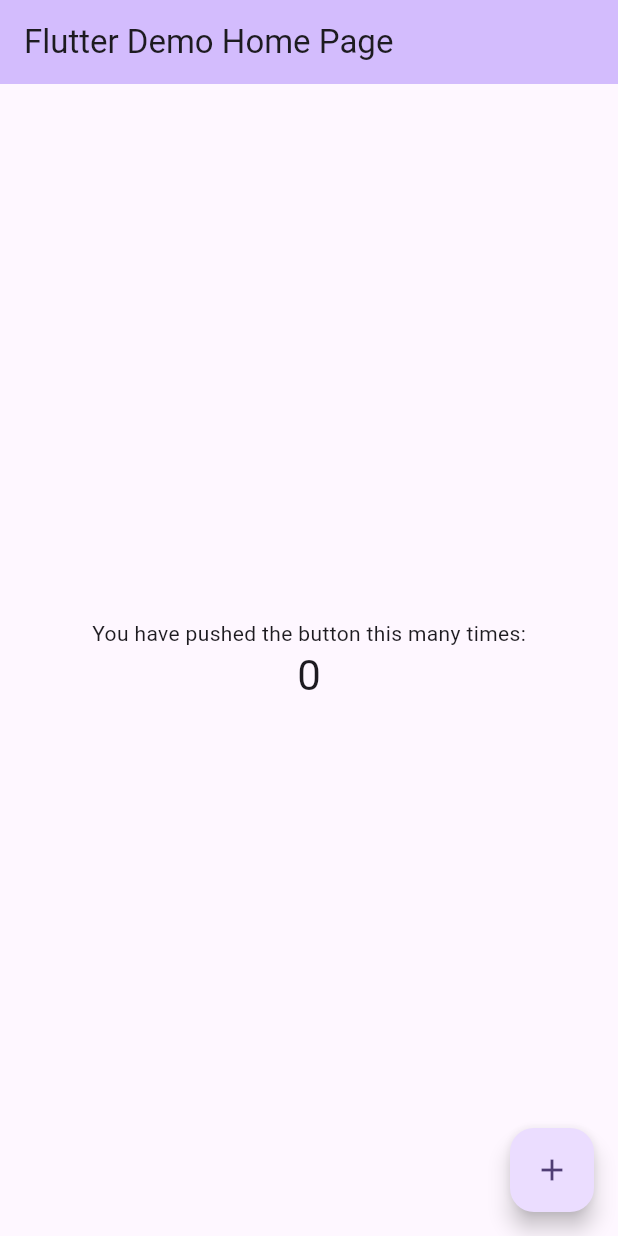
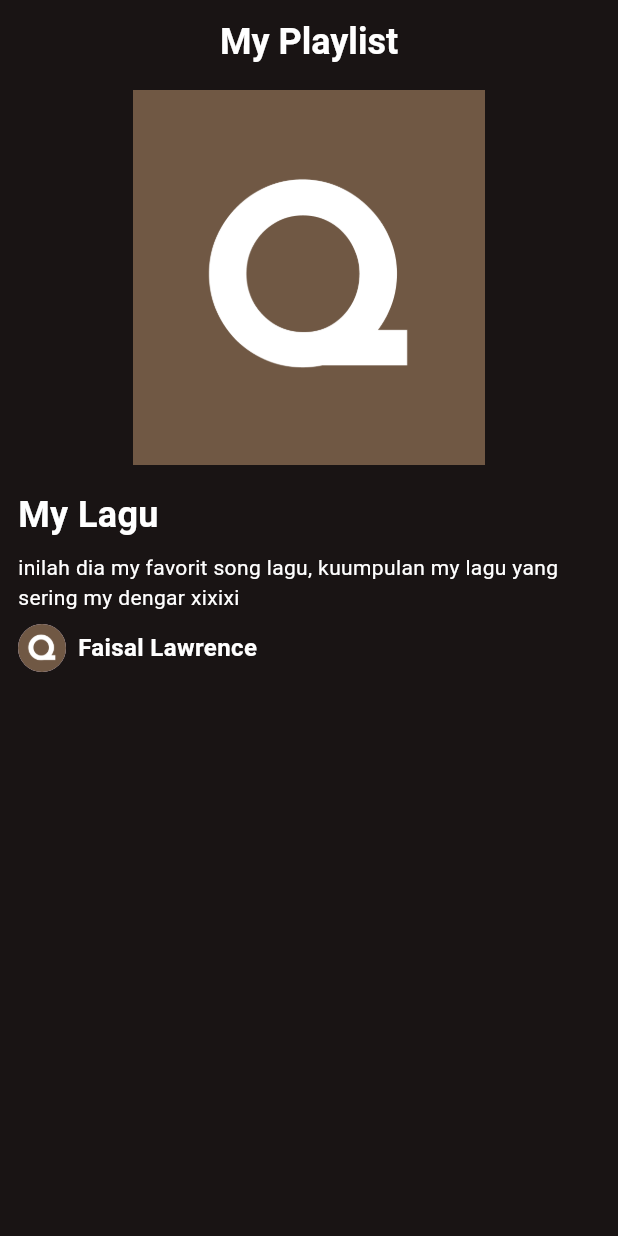
Before and after one commit to qyupaww/spotify-clone-app, a Flutter app: the screen it shows after launch, on a phone screen of 412 x 824 dp. Run offline on Flutter 3.47's test engine with Material 3 defaults, Android fonts, the phone set to English and light mode, and no system bars.

Commit message:
feat: UI Header

```diff
--- a/lib/main.dart
+++ b/lib/main.dart
@@ -1,122 +1,99 @@
 import 'package:flutter/material.dart';
 
 void main() {
-  runApp(const MyApp());
+  runApp(const SpotifyCloneApp());
 }
 
-class MyApp extends StatelessWidget {
-  const MyApp({super.key});
+class SpotifyCloneApp extends StatelessWidget {
+  const SpotifyCloneApp({super.key});
 
-  // This widget is the root of your application.
   @override
   Widget build(BuildContext context) {
     return MaterialApp(
-      title: 'Flutter Demo',
-      theme: ThemeData(
-        // This is the theme of your application.
-        //
-        // TRY THIS: Try running your application with "flutter run". You'll see
-        // the application has a purple toolbar. Then, without quitting the app,
-        // try changing the seedColor in the colorScheme below to Colors.green
-        // and then invoke "hot reload" (save your changes or press the "hot
-        // reload" button in a Flutter-supported IDE, or press "r" if you used
-        // the command line to start the app).
-        //
-        // Notice that the counter didn't reset back to zero; the application
-        // state is not lost during the reload. To reset the state, use hot
-        // restart instead.
-        //
-        // This works for code too, not just values: Most code changes can be
-        // tested with just a hot reload.
-        colorScheme: ColorScheme.fromSeed(seedColor: Colors.deepPurple),
-      ),
-      home: const MyHomePage(title: 'Flutter Demo Home Page'),
+      title: "Spotify Clone App",
+      theme: ThemeData(primarySwatch: Colors.green),
+      home: const SongPlaylistScreen(),
     );
   }
 }
 
-class MyHomePage extends StatefulWidget {
-  const MyHomePage({super.key, required this.title});
-
-  // This widget is the home page of your application. It is stateful, meaning
-  // that it has a State object (defined below) that contains fields that affect
-  // how it looks.
-
-  // This class is the configuration for the state. It holds the values (in this
-  // case the title) provided by the parent (in this case the App widget) and
-  // used by the build method of the State. Fields in a Widget subclass are
-  // always marked "final".
-
-  final String title;
-
-  @override
-  State<MyHomePage> createState() => _MyHomePageState();
-}
-
-class _MyHomePageState extends State<MyHomePage> {
-  int _counter = 0;
-
-  void _incrementCounter() {
-    setState(() {
-      // This call to setState tells the Flutter framework that something has
-      // changed in this State, which causes it to rerun the build method below
-      // so that the display can reflect the updated values. If we changed
-      // _counter without calling setState(), then the build method would not be
-      // called again, and so nothing would appear to happen.
-      _counter++;
-    });
-  }
+class SongPlaylistScreen extends StatelessWidget {
+  const SongPlaylistScreen({super.key});
 
   @override
   Widget build(BuildContext context) {
-    // This method is rerun every time setState is called, for instance as done
-    // by the _incrementCounter method above.
-    //
-    // The Flutter framework has been optimized to make rerunning build methods
-    // fast, so that you can just rebuild anything that needs updating rather
-    // than having to individually change instances of widgets.
-    return Scaffold(
-      appBar: AppBar(
-        // TRY THIS: Try changing the color here to a specific color (to
-        // Colors.amber, perhaps?) and trigger a hot reload to see the AppBar
-        // change color while the other colors stay the same.
-        backgroundColor: Theme.of(context).colorScheme.inversePrimary,
-        // Here we take the value from the MyHomePage object that was created by
-        // the App.build method, and use it to set our appbar title.
-        title: Text(widget.title),
-      ),
-      body: Center(
-        // Center is a layout widget. It takes a single child and positions it
-        // in the middle of the parent.
-        child: Column(
-          // Column is also a layout widget. It takes a list of children and
-          // arranges them vertically. By default, it sizes itself to fit its
-          // children horizontally, and tries to be as tall as its parent.
-          //
-          // Column has various properties to control how it sizes itself and
-          // how it positions its children. Here we use mainAxisAlignment to
-          // center the children vertically; the main axis here is the vertical
-          // axis because Columns are vertical (the cross axis would be
-          // horizontal).
-          //
-          // TRY THIS: Invoke "debug painting" (choose the "Toggle Debug Paint"
-          // action in the IDE, or press "p" in the console), to see the
-          // wireframe for each widget.
-          mainAxisAlignment: MainAxisAlignment.center,
-          children: <Widget>[
-            const Text('You have pushed the button this many times:'),
-            Text(
-              '$_counter',
-              style: Theme.of(context).textTheme.headlineMedium,
+    return SafeArea(
+      child: Scaffold(
+        backgroundColor: Color(0xFF191414),
+        appBar: AppBar(
+          backgroundColor: Colors.transparent,
+          centerTitle: true,
+          title: const Text(
+            "My Playlist",
+            style: TextStyle(
+              fontSize: 24,
+              color: Colors.white,
+              fontWeight: FontWeight.bold,
             ),
-          ],
+          ),
+        ),
+        body: Padding(
+          padding: EdgeInsetsGeometry.symmetric(
+            horizontal: 12,
+            vertical: 4,
+          ),
+          child: Column(
+            crossAxisAlignment: CrossAxisAlignment.start,
+            children: [
+              // Header UI
+              Center(
+                child: Image.asset(
+                  "assets/images/cover.png",
+                  width: 250,
+                  height: 250,
+                ),
+              ),
+              SizedBox(height: 16),
+              const Text(
+                "My Lagu",
+                style: TextStyle(
+                  color: Colors.white,
+                  fontSize: 24,
+                  fontWeight: FontWeight.bold,
+                ),
+              ),
+              const SizedBox(height: 8),
+              const Text(
+                "inilah dia my favorit song lagu, kuumpulan my lagu yang sering my dengar xixixi",
+                style: TextStyle(
+                  fontSize: 14,
+                  color: Colors.white,
+                ),
+              ),
+              SizedBox(height: 8),
+              const Row(
+                children: [
+                  CircleAvatar(
+                    radius: 16,
+                    backgroundImage: AssetImage(
+                      "assets/images/cover.png",
+                    ),
+                  ),
+                  SizedBox(width: 8),
+                  Text(
+                    "Faisal Lawrence",
+                    style: TextStyle(
+                      color: Colors.white,
+                      fontSize: 16,
+                      fontWeight: FontWeight.bold,
+                    ),
+                  ),
+                ],
+              ),
+            ],
+          ),
         ),
       ),
-      floatingActionButton: FloatingActionButton(
-        onPressed: _incrementCounter,
-        tooltip: 'Increment',
-        child: const Icon(Icons.add),
-      ), // This trailing comma makes auto-formatting nicer for build methods.
     );
   }
 }
--- a/pubspec.yaml
+++ b/pubspec.yaml
@@ -2,7 +2,7 @@ name: spotify_clone_app
 description: "A new Flutter project."
 # The following line prevents the package from being accidentally published to
 # pub.dev using `flutter pub publish`. This is preferred for private packages.
-publish_to: 'none' # Remove this line if you wish to publish to pub.dev
+publish_to: "none" # Remove this line if you wish to publish to pub.dev
 
 # The following defines the version and build number for your application.
 # A version number is three numbers separated by dots, like 1.2.43
@@ -51,12 +51,13 @@ dev_dependencies:
 
 # The following section is specific to Flutter packages.
 flutter:
-
   # The following line ensures that the Material Icons font is
   # included with your application, so that you can use the icons in
   # the material Icons class.
   uses-material-design: true
 
+  assets:
+    - assets/images/
   # To add assets to your application, add an assets section, like this:
   # assets:
   #   - images/a_dot_burr.jpeg
```
Also changed, not shown: assets/images/cover.png (added).
